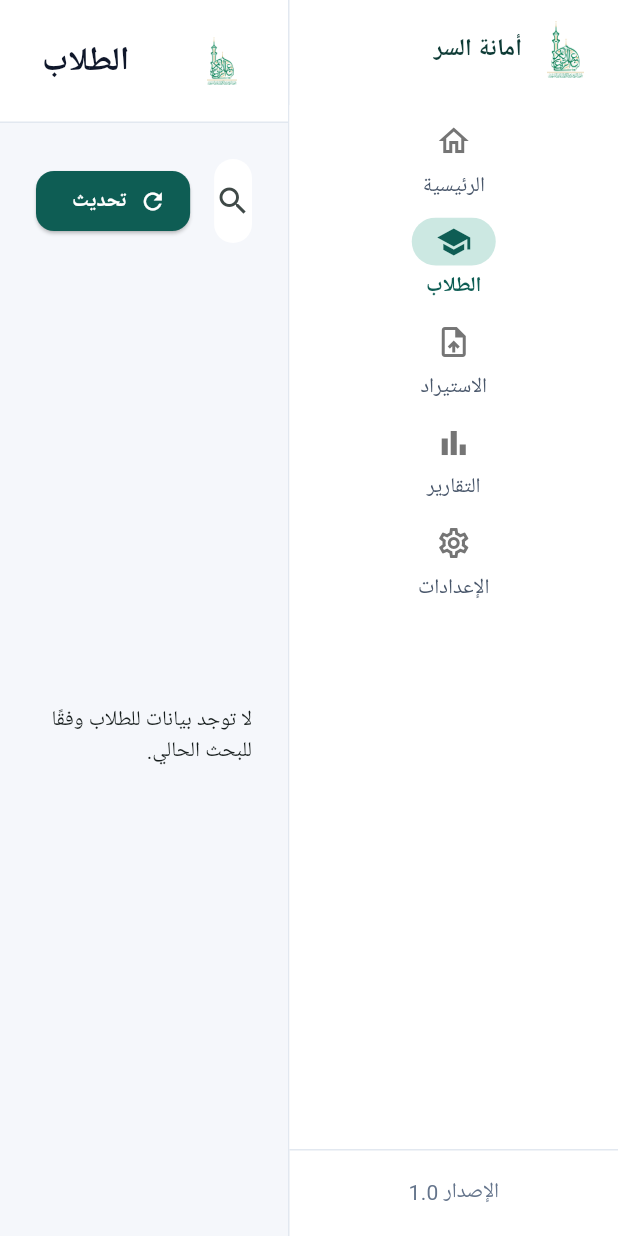
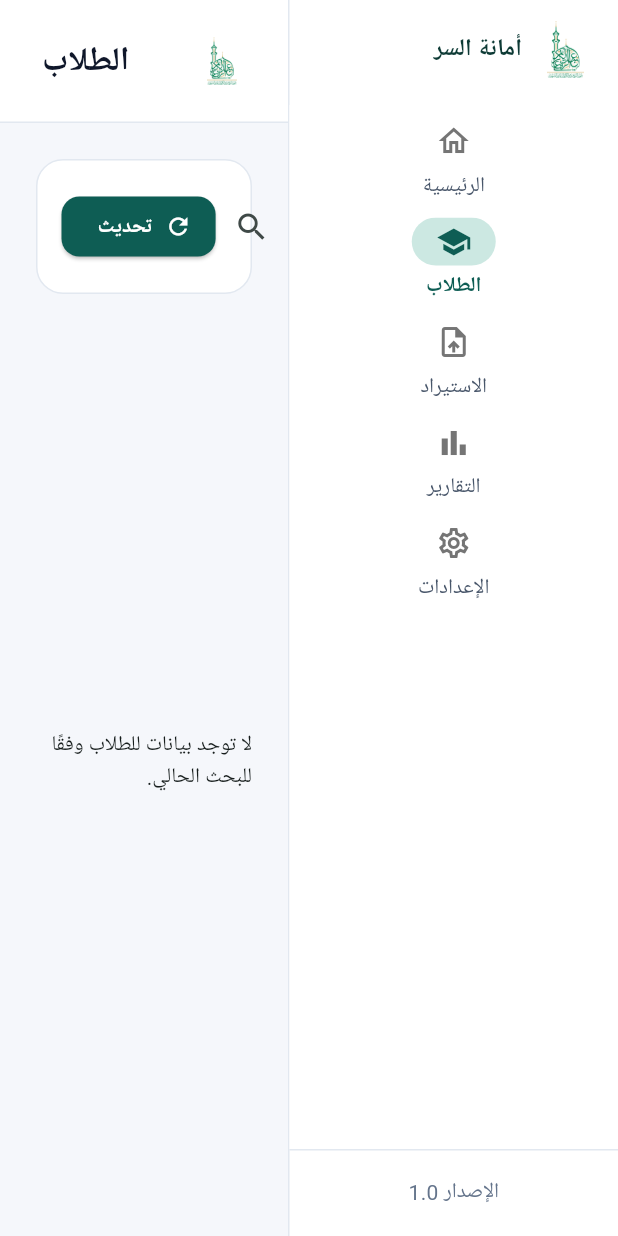
Before and after one commit to yamanaboalnour/school_secretariat_desktop, a Flutter app: the screen it shows after launch, after a tap on "الطلاب", on a phone screen of 412 x 824 dp. Run offline on Flutter 3.47's test engine with Material 3 defaults, Android fonts, the phone set to English and light mode, and no system bars; our stand-ins replace file_picker, pdf, printing, shared_preferences, sqflite, sqflite_common_ffi; accounts and stored records are empty.

Commit message:
Polish student list and academic sequence document

```diff
--- a/lib/core/database/database_service.dart
+++ b/lib/core/database/database_service.dart
@@ -120,7 +120,7 @@
       'students',
       where: where,
       whereArgs: whereArgs.isEmpty ? null : whereArgs,
-      orderBy: 'full_name ASC, id ASC',
+      orderBy: 'COALESCE(CAST(general_id AS INTEGER), 999999999) ASC, id ASC',
       limit: limit,
     );
 
--- a/lib/features/students/presentation/students_page.dart
+++ b/lib/features/students/presentation/students_page.dart
@@ -23,17 +23,17 @@
   @override
   void initState() {
     super.initState();
-    _studentsFuture = _databaseService.getStudents(limit: 400);
+    _studentsFuture = _databaseService.getStudents(limit: 500);
   }
 
   void _refreshStudents() {
     _debounce?.cancel();
-    _debounce = Timer(const Duration(milliseconds: 300), () {
+    _debounce = Timer(const Duration(milliseconds: 250), () {
       if (!mounted) return;
       setState(() {
         _studentsFuture = _databaseService.getStudents(
           search: _searchController.text,
-          limit: 400,
+          limit: 500,
         );
       });
     });
@@ -53,17 +53,25 @@
       child: Column(
         crossAxisAlignment: CrossAxisAlignment.start,
         children: [
-          Row(
+          Container(
+            padding: const EdgeInsets.all(16),
+            decoration: BoxDecoration(
+              color: Colors.white,
+              borderRadius: BorderRadius.circular(18),
+              border: Border.all(color: const Color(0xFFE2E8F0)),
+            ),
+            child: Row(
               children: [
                 Expanded(
                   child: TextField(
                     controller: _searchController,
                     textDirection: TextDirection.rtl,
                     decoration: InputDecoration(
-                    hintText: 'ابحث بالاسم، الكنية، الرقم العام، أو الرقم الوطني',
+                      hintText: 'ابحث بالاسم، الكنية، الرقم العام أو الرقم الوطني',
+                      hintStyle: const TextStyle(color: Color(0xFF64748B)),
                       prefixIcon: const Icon(Icons.search_outlined),
                       filled: true,
-                    fillColor: Colors.white,
+                      fillColor: const Color(0xFFF8FAFC),
                       border: OutlineInputBorder(
                         borderRadius: BorderRadius.circular(14),
                         borderSide: BorderSide.none,
@@ -72,7 +80,7 @@
                     onChanged: (_) => _refreshStudents(),
                   ),
                 ),
-              const SizedBox(width: 16),
+                const SizedBox(width: 12),
                 MouseRegion(
                   cursor: SystemMouseCursors.click,
                   child: ElevatedButton.icon(
@@ -82,6 +90,7 @@
                   ),
                 ),
               ],
+            ),
           ),
           const SizedBox(height: 20),
           Expanded(
@@ -134,6 +143,7 @@
                         rows: students
                             .map(
                               (student) => DataRow(
+                                mouseCursor: WidgetStateMouseCursor.clickable,
                                 onSelectChanged: (_) {
                                   Navigator.of(context).push(
                                     MaterialPageRoute(
```
Also changed, not shown: lib/features/settings/presentation/settings_page.dart (+86 -9 lines), lib/services/academic_sequence_pdf_service.dart (+30 -25 lines). Lines whose indentation alone changed are shown as unchanged.
